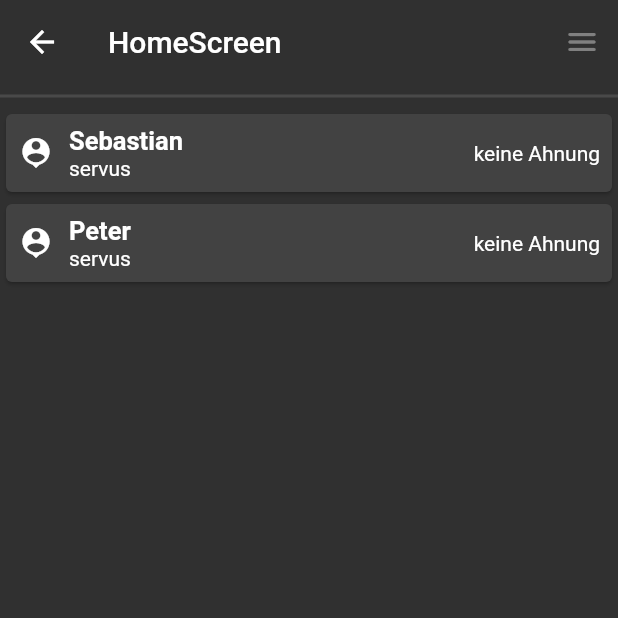
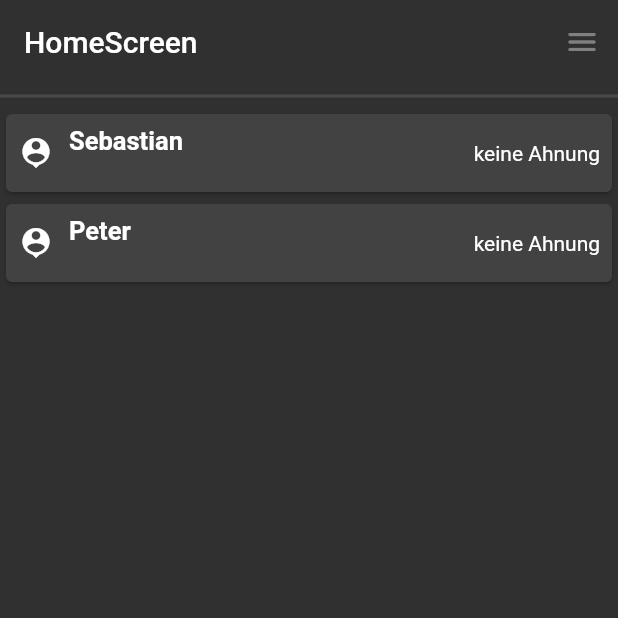
Before and after one commit to IHaveHackedYou/messenger, a Flutter app: the screen it shows after launch, after a tap on "homePage", on a phone screen of 412 x 824 dp, the top half of it. Run offline on Flutter 3.47's test engine with Material 2 defaults, Android fonts, the phone set to English and light mode, and no system bars.

```diff
--- a/lib/src/_constants/models/user.dart
+++ b/lib/src/_constants/models/user.dart
@@ -1,8 +1,10 @@
 import 'dart:ui';
 
 class ChatUser {
-  String name;
-  Image? profileImage;
+  final String name;
+  final Image? profileImage;
 
-  ChatUser({required this.name, this.profileImage = null});
+  List<Map<String, String>>? chat = List.empty();
+
+  ChatUser({required this.name, this.profileImage, this.chat});
 }
--- a/lib/src/authentication/screens/logged_out_screen.dart
+++ b/lib/src/authentication/screens/logged_out_screen.dart
@@ -13,7 +13,8 @@ class LoggedOutScreen extends StatelessWidget {
           // TODO remove when authentication stuff is finished
           // Home Screen
           ElevatedButton(
-              onPressed: () => Navigator.of(context).pushNamed("/homePage"),
+              onPressed: () =>
+                  Navigator.of(context).pushReplacementNamed("/homePage"),
               child: Text("homePage")),
           // Sign in
           ElevatedButton(
--- a/lib/src/home/screens/home_screen.dart
+++ b/lib/src/home/screens/home_screen.dart
@@ -5,14 +5,15 @@ import 'package:messenger/src/home/widgets/chat_entry.dart';
 class HomeScreen extends StatelessWidget {
   const HomeScreen({Key? key}) : super(key: key);
 
-  //TODO Provider stuff
-
   @override
   Widget build(BuildContext context) {
+    //TODO Provider stuff
     List<ChatUser> users = [
       ChatUser(name: "Sebastian"),
       ChatUser(name: "Peter")
     ];
+    ChatUser myself = ChatUser(name: "Ich");
+
     return Scaffold(
       appBar: AppBar(
         //TODO making text not hardcoded, @ihavehackedyou
@@ -40,7 +41,7 @@ class HomeScreen extends StatelessWidget {
                 itemBuilder: (context, index) {
                   return ChatEntry(
                     user: users[index],
-                    lastMessage: "servus",
+                    lastMessage: "",
                     lastMessageDate: "keine Ahnung",
                   );
                 },
```
